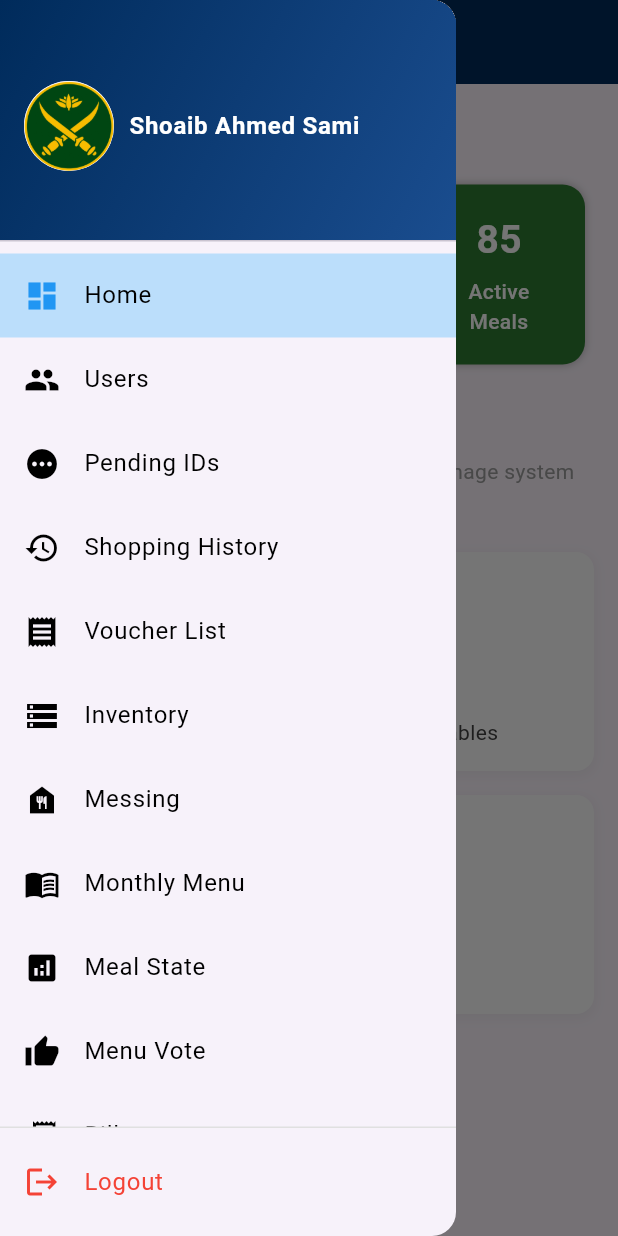
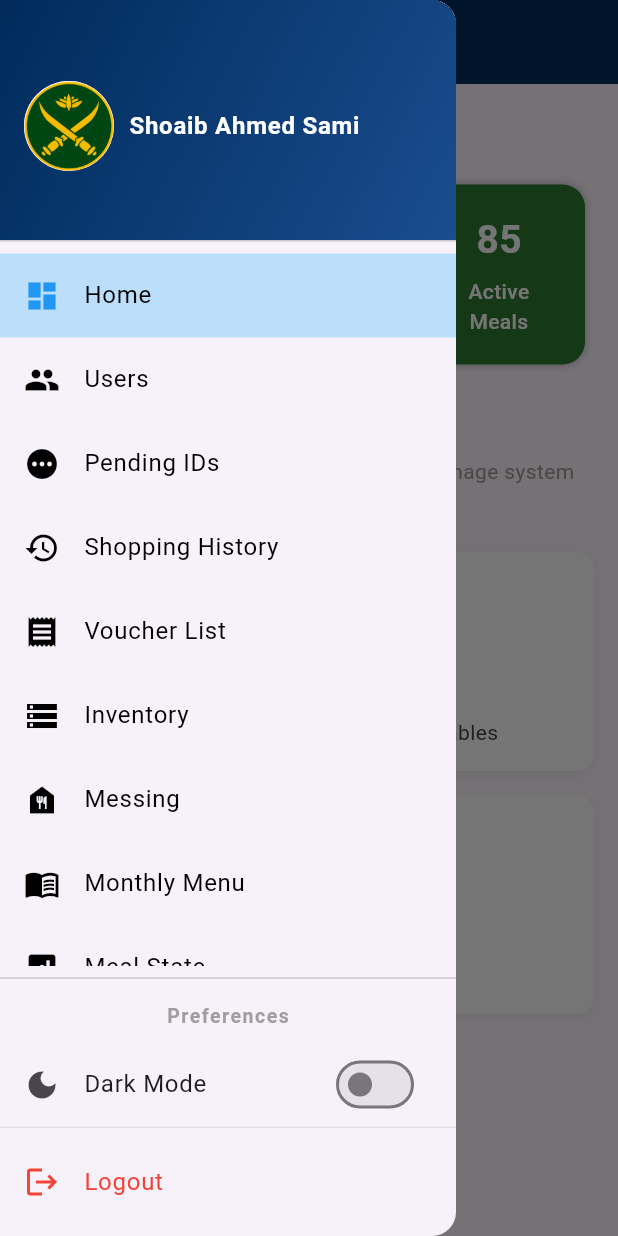
Before and after one commit to refath2024/Smart_mess, a Flutter app: the AdminHomeScreen screen opened directly, with the side drawer open, on a phone screen of 412 x 824 dp. Run offline on Flutter 3.47's test engine with Material 3 defaults, Android fonts, the phone set to English and light mode, and no system bars; our stand-ins replace animated_splash_screen, image_picker.

Commit message:
dark theme integrated in admin

```diff
--- a/lib/screens/admin/admin_home_screen.dart
+++ b/lib/screens/admin/admin_home_screen.dart
@@ -13,7 +13,8 @@ import 'admin_meal_state_screen.dart';
 import 'admin_bill_screen.dart';
 import 'admin_monthly_menu_screen.dart';
 import 'admin_menu_vote_screen.dart';
-
+import 'package:provider/provider.dart';
+import '../../theme_provider.dart';
 class AdminHomeScreen extends StatefulWidget {
   const AdminHomeScreen({super.key});
 
@@ -174,6 +175,7 @@ class _AdminHomeScreenState extends State<AdminHomeScreen> {
 
   @override
   Widget build(BuildContext context) {
+    final themeNotifier = Provider.of<ThemeNotifier>(context);
     return Scaffold(
       drawer: Drawer(
         child: Column(
@@ -376,6 +378,27 @@ class _AdminHomeScreenState extends State<AdminHomeScreen> {
                 ],
               ),
             ),
+            const Divider(),
+            const Padding(
+                    padding: EdgeInsets.symmetric(horizontal: 16, vertical: 8),
+                    child: Text(
+                      "Preferences",
+                      style: TextStyle(
+                        fontWeight: FontWeight.bold,
+                        color: Colors.grey,
+                        fontSize: 13,
+                        letterSpacing: 1,
+                      ),
+                    ),
+                  ),
+                  SwitchListTile(
+                    secondary: const Icon(Icons.dark_mode),
+                    title: const Text('Dark Mode'),
+                    value: themeNotifier.currentTheme == ThemeMode.dark,
+                    onChanged: (val) {
+                      themeNotifier.toggleTheme(val);
+                    },
+                  ),
             Container(
               decoration: BoxDecoration(
                 border: Border(
--- a/pubspec.yaml
+++ b/pubspec.yaml
@@ -11,7 +11,7 @@ dependencies:
   flutter:
     sdk: flutter
   http: ^0.13.6
-
+  shared_preferences: ^2.0.0
   provider: ^6.1.1
   cupertino_icons: ^1.0.8
   animated_splash_screen: ^1.3.0
```
Also changed, not shown: lib/screens/user/help_screen.dart (+6 -6 lines), lib/screens/admin/admin_users_screen.dart (line endings or trailing spaces), pubspec.lock.
